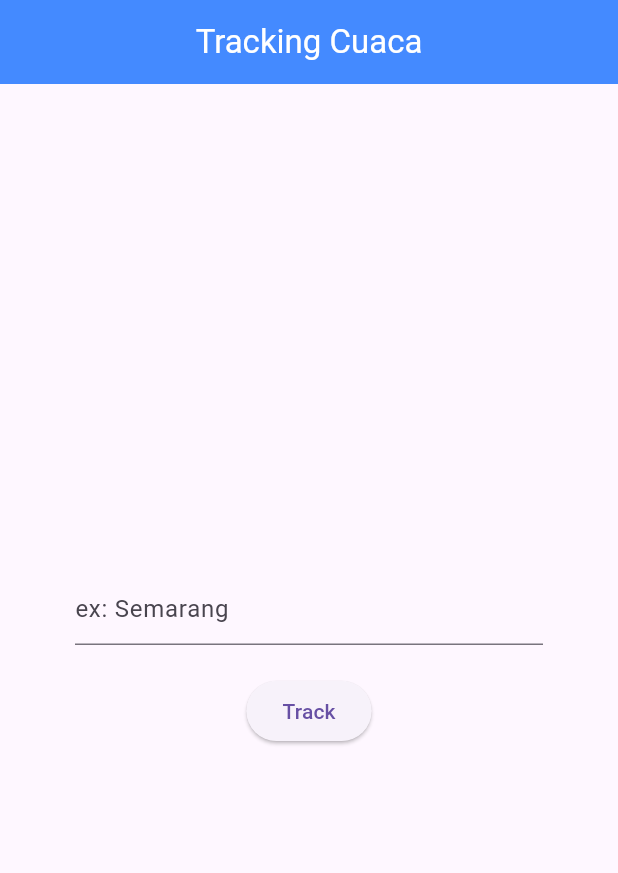
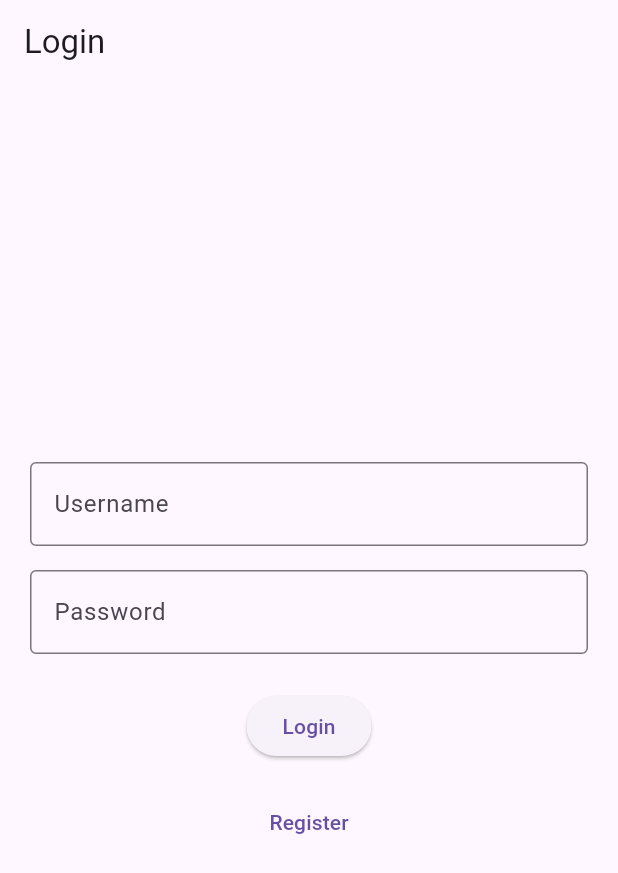
Before and after one commit to Zerich86/uas-revisi, a Flutter app: the screen it shows after launch, on a phone screen of 412 x 824 dp. Shown: the top 873 px of the screen. Run offline on Flutter 3.47's test engine with Material 3 defaults, Android fonts, the light colour scheme and no system bars.

Commit message:
first commit

```diff
--- a/lib/main.dart
+++ b/lib/main.dart
@@ -1,5 +1,7 @@
-import 'package:baru_uas/pages/search_field.dart';
 import 'package:flutter/material.dart';
+import 'package:baru_uas/pages/login_page.dart'; // Import halaman login
+import 'package:baru_uas/pages/search_field.dart'; // Import halaman utama
+import 'package:baru_uas/pages/register_page.dart'; // Import halaman registrasi
 
 void main() {
   runApp(const MyApp());
@@ -8,11 +10,16 @@ void main() {
 class MyApp extends StatelessWidget {
   const MyApp({super.key});
 
-  // This widget is the root of your application.
   @override
   Widget build(BuildContext context) {
-    return const MaterialApp(
-      home: SearchField(),
+    return MaterialApp(
+      initialRoute: '/login', // Set route awal ke halaman login
+      routes: {
+        '/login': (context) => const LoginPage(), // Route untuk halaman login
+        '/home': (context) => const SearchField(), // Route untuk halaman utama
+        '/register': (context) =>
+            const RegisterPage(), // Route untuk halaman registrasi
+      },
     );
   }
 }
--- /dev/null
+++ b/lib/pages/login_page.dart
@@ -0,0 +1,89 @@
+import 'package:flutter/material.dart';
+
+class LoginPage extends StatefulWidget {
+  const LoginPage({super.key});
+
+  @override
+  State<LoginPage> createState() => _LoginPageState();
+}
+
+class _LoginPageState extends State<LoginPage> {
+  // Data login
+  final Map<String, String> registeredUsers = {};
+
+  @override
+  Widget build(BuildContext context) {
+    // Controller untuk input field
+    final usernameController = TextEditingController();
+    final passwordController = TextEditingController();
+
+    return Scaffold(
+      appBar: AppBar(
+        title: const Text('Login'),
+      ),
+      body: Padding(
+        padding: const EdgeInsets.symmetric(horizontal: 20),
+        child: Column(
+          mainAxisAlignment: MainAxisAlignment.center,
+          children: [
+            // Input username
+            TextField(
+              controller: usernameController,
+              decoration: const InputDecoration(
+                labelText: 'Username',
+                border: OutlineInputBorder(),
+              ),
+            ),
+            const SizedBox(height: 16.0),
+            // Input password
+            TextField(
+              controller: passwordController,
+              obscureText: true,
+              decoration: const InputDecoration(
+                labelText: 'Password',
+                border: OutlineInputBorder(),
+              ),
+            ),
+            const SizedBox(height: 24.0),
+            // Tombol login
+            ElevatedButton(
+              onPressed: () {
+                // Ambil nilai dari input field
+                final username = usernameController.text;
+                final password = passwordController.text;
+
+                // Validasi login
+                if (registeredUsers.containsKey(username) &&
+                    registeredUsers[username] == password) {
+                  // Jika login berhasil, navigasi ke halaman utama
+                  Navigator.pushReplacementNamed(context, '/home');
+                } else {
+                  // Jika login gagal, tampilkan pesan error
+                  ScaffoldMessenger.of(context).showSnackBar(
+                    const SnackBar(
+                      content: Text('Username atau password salah!'),
+                    ),
+                  );
+                }
+              },
+              child: const Text('Login'),
+            ),
+            const SizedBox(height: 16.0),
+            // Tombol registrasi
+            TextButton(
+              onPressed: () async {
+                final result = await Navigator.pushNamed(context, '/register');
+                if (result != null && result is Map<String, String>) {
+                  setState(() {
+                    registeredUsers.addAll(result);
+                  });
+                }
+              },
+              child: const Text('Register'),
+            ),
+          ],
+        ),
+      ),
+    );
+  }
+}
--- a/lib/pages/search_field.dart
+++ b/lib/pages/search_field.dart
@@ -25,12 +25,13 @@ class _SearchFieldState extends State<SearchField> {
         ),
         body: Center(
             child: Container(
-          padding: const EdgeInsets.only(left: 50, right: 50),
+          padding: const EdgeInsets.symmetric(horizontal: 20),
           child: Column(
             mainAxisAlignment: MainAxisAlignment.center,
             children: [
               TextField(
-                decoration: const InputDecoration(hintText: "ex: Semarang"),
+                decoration: const InputDecoration(
+                    hintText: "Kota/Negara yang ingin di Tracking"),
                 controller: placeController,
               ),
               const SizedBox(
--- /dev/null
+++ b/lib/pages/search_field1.dart
@@ -0,0 +1,17 @@
+import 'package:flutter/material.dart';
+
+class SearchField extends StatelessWidget {
+  const SearchField({super.key});
+
+  @override
+  Widget build(BuildContext context) {
+    return Scaffold(
+      appBar: AppBar(
+        title: const Text('Halaman Utama'),
+      ),
+      body: const Center(
+        child: Text('Selamat datang di halaman utama!'),
+      ),
+    );
+  }
+}
```
Also changed, not shown: lib/pages/register_page.dart (added, +64 -0 lines), lib/pages/result.dart (+131 -21 lines), 1 other file.
